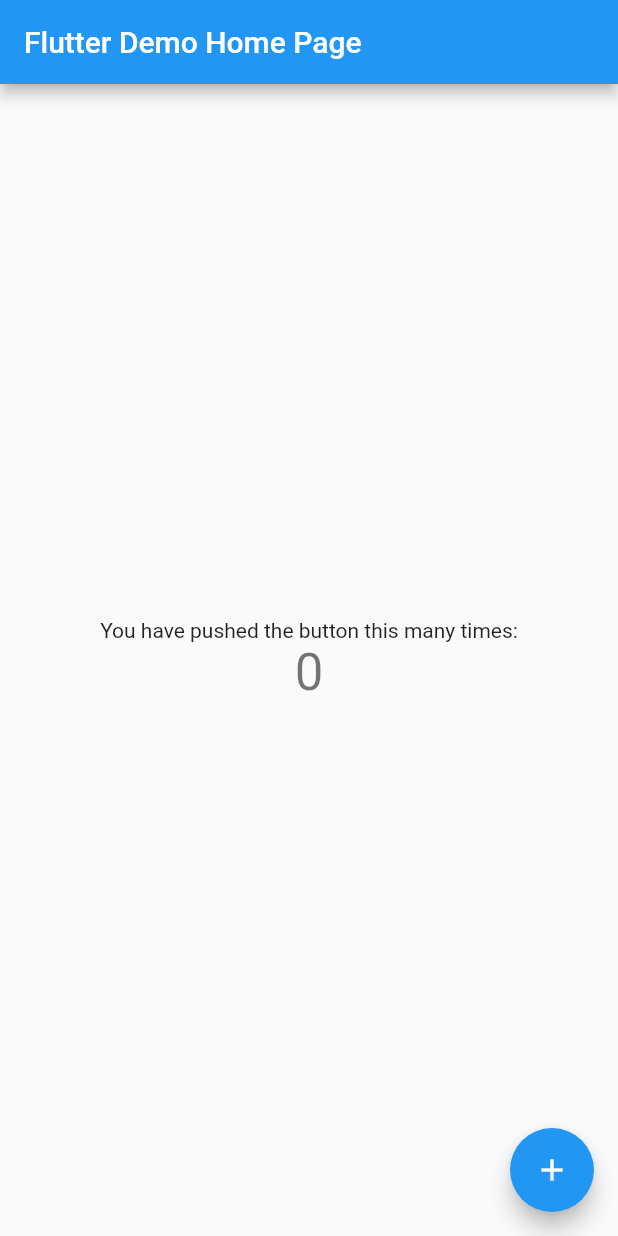
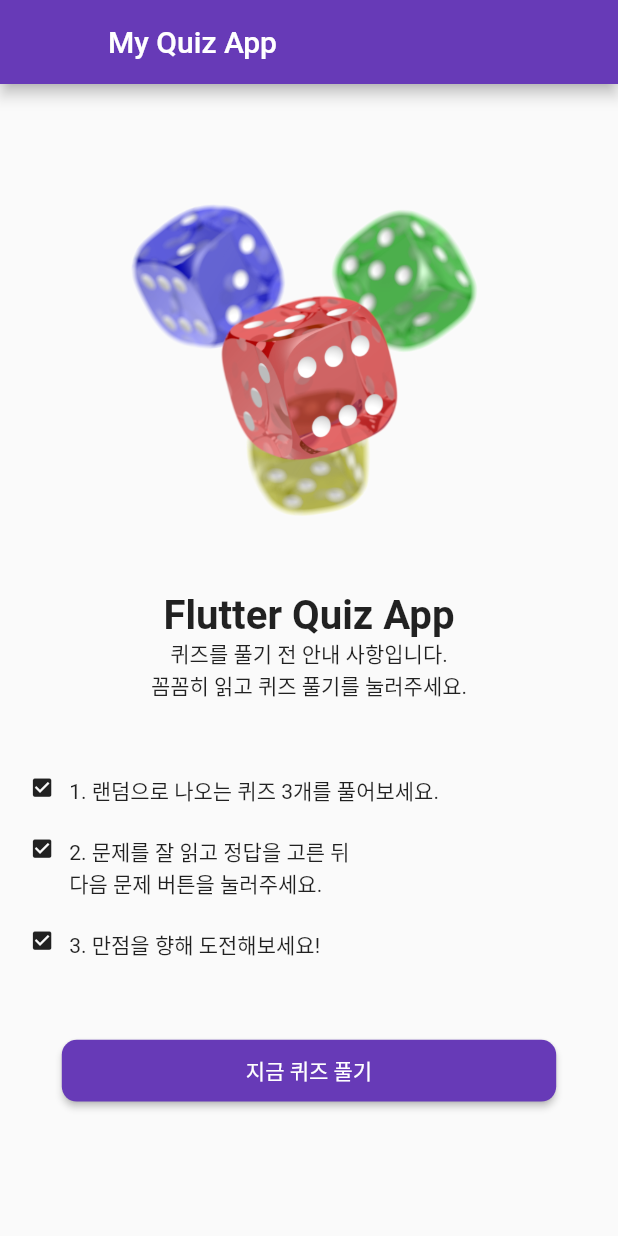
Before and after one commit to peda007/quiz_app_with_flutter, a Flutter app: the screen it shows after launch, on a phone screen of 412 x 824 dp. Run offline on Flutter 3.47's test engine with Material 2 defaults, Android fonts, the phone set to English and light mode, and no system bars; our stand-ins replace auto_size_text, flutter_swiper.

Commit message:
quiz ui created

```diff
--- a/lib/main.dart
+++ b/lib/main.dart
@@ -1,4 +1,5 @@
 import 'package:flutter/material.dart';
+import 'package:quiz_app_with_flutter/screen/screen_home.dart';
 
 void main() {
   runApp(MyApp());
@@ -9,105 +10,8 @@ class MyApp extends StatelessWidget {
   @override
   Widget build(BuildContext context) {
     return MaterialApp(
-      title: 'Flutter Demo',
-      theme: ThemeData(
-        // This is the theme of your application.
-        //
-        // Try running your application with "flutter run". You'll see the
-        // application has a blue toolbar. Then, without quitting the app, try
-        // changing the primarySwatch below to Colors.green and then invoke
-        // "hot reload" (press "r" in the console where you ran "flutter run",
-        // or simply save your changes to "hot reload" in a Flutter IDE).
-        // Notice that the counter didn't reset back to zero; the application
-        // is not restarted.
-        primarySwatch: Colors.blue,
-      ),
-      home: MyHomePage(title: 'Flutter Demo Home Page'),
+      title: 'My Quiz App',
+      home: HomeScreen(),
     );
   }
 }
-
-class MyHomePage extends StatefulWidget {
-  MyHomePage({Key key, this.title}) : super(key: key);
-
-  // This widget is the home page of your application. It is stateful, meaning
-  // that it has a State object (defined below) that contains fields that affect
-  // how it looks.
-
-  // This class is the configuration for the state. It holds the values (in this
-  // case the title) provided by the parent (in this case the App widget) and
-  // used by the build method of the State. Fields in a Widget subclass are
-  // always marked "final".
-
-  final String title;
-
-  @override
-  _MyHomePageState createState() => _MyHomePageState();
-}
-
-class _MyHomePageState extends State<MyHomePage> {
-  int _counter = 0;
-
-  void _incrementCounter() {
-    setState(() {
-      // This call to setState tells the Flutter framework that something has
-      // changed in this State, which causes it to rerun the build method below
-      // so that the display can reflect the updated values. If we changed
-      // _counter without calling setState(), then the build method would not be
-      // called again, and so nothing would appear to happen.
-      _counter++;
-    });
-  }
-
-  @override
-  Widget build(BuildContext context) {
-    // This method is rerun every time setState is called, for instance as done
-    // by the _incrementCounter method above.
-    //
-    // The Flutter framework has been optimized to make rerunning build methods
-    // fast, so that you can just rebuild anything that needs updating rather
-    // than having to individually change instances of widgets.
-    return Scaffold(
-      appBar: AppBar(
-        // Here we take the value from the MyHomePage object that was created by
-        // the App.build method, and use it to set our appbar title.
-        title: Text(widget.title),
-      ),
-      body: Center(
-        // Center is a layout widget. It takes a single child and positions it
-        // in the middle of the parent.
-        child: Column(
-          // Column is also a layout widget. It takes a list of children and
-          // arranges them vertically. By default, it sizes itself to fit its
-          // children horizontally, and tries to be as tall as its parent.
-          //
-          // Invoke "debug painting" (press "p" in the console, choose the
-          // "Toggle Debug Paint" action from the Flutter Inspector in Android
-          // Studio, or the "Toggle Debug Paint" command in Visual Studio Code)
-          // to see the wireframe for each widget.
-          //
-          // Column has various properties to control how it sizes itself and
-          // how it positions its children. Here we use mainAxisAlignment to
-          // center the children vertically; the main axis here is the vertical
-          // axis because Columns are vertical (the cross axis would be
-          // horizontal).
-          mainAxisAlignment: MainAxisAlignment.center,
-          children: <Widget>[
-            Text(
-              'You have pushed the button this many times:',
-            ),
-            Text(
-              '$_counter',
-              style: Theme.of(context).textTheme.headline4,
-            ),
-          ],
-        ),
-      ),
-      floatingActionButton: FloatingActionButton(
-        onPressed: _incrementCounter,
-        tooltip: 'Increment',
-        child: Icon(Icons.add),
-      ), // This trailing comma makes auto-formatting nicer for build methods.
-    );
-  }
-}
--- /dev/null
+++ b/lib/model/model_quiz.dart
@@ -0,0 +1,12 @@
+class Quiz {
+  String title;
+  List<String> candidates;
+  int answer;
+
+  Quiz({this.title, this.candidates, this.answer});
+
+  Quiz.fromMap(Map<String, dynamic> map)
+    : title = map['title'],
+      candidates = map['candidates'],
+      answer = map['answer'];
+}
--- /dev/null
+++ b/lib/screen/screen_home.dart
@@ -0,0 +1,139 @@
+import 'package:flutter/material.dart';
+import 'package:quiz_app_with_flutter/model/model_quiz.dart';
+import 'package:quiz_app_with_flutter/screen/screen_quiz.dart';
+
+class HomeScreen extends StatefulWidget {
+  @override
+  _HomeScreenState createState() => _HomeScreenState();
+
+}
+
+class _HomeScreenState extends State<HomeScreen> {
+  List<Quiz> quizs = [
+    Quiz.fromMap({
+      'title': 'test',
+      'candidates': ['a','b','c','d'],
+      'answer': 0
+    }),
+    Quiz.fromMap({
+      'title': 'test1',
+      'candidates': ['a','b','c','d'],
+      'answer': 1
+    }),
+    Quiz.fromMap({
+      'title': 'test2',
+      'candidates': ['a','b','c','d'],
+      'answer': 2
+    }),
+    Quiz.fromMap({
+      'title': 'test3',
+      'candidates': ['a','b','c','d'],
+      'answer': 3
+    })
+  ];
+
+  @override
+  Widget build(BuildContext context) {
+    Size screenSize = MediaQuery.of(context).size;
+    double width = screenSize.width;
+    double height = screenSize.height;
+
+    return SafeArea(
+      child: Scaffold(
+        appBar: AppBar(
+          title: Text('My Quiz App'),
+          backgroundColor: Colors.deepPurple,
+          leading: Container(),
+        ),
+        body: Column(
+          mainAxisAlignment: MainAxisAlignment.center,
+          crossAxisAlignment: CrossAxisAlignment.center,
+          children: <Widget>[
+            Center(
+              child: Image.asset(
+                'images/logo2.png',
+                width: width * 0.8,
+              ),
+            ),
+            Padding(
+              padding: EdgeInsets.all(width * 0.024)
+            ),
+            Text(
+              'Flutter Quiz App',
+              style: TextStyle(
+                fontSize: width * 0.065,
+                fontWeight: FontWeight.bold,
+              )
+            ),
+            Text(
+              '퀴즈를 풀기 전 안내 사항입니다.\n꼼꼼히 읽고 퀴즈 풀기를 눌러주세요.',
+              textAlign: TextAlign.center,
+            ),
+            Padding(
+              padding: EdgeInsets.all(width * 0.048),
+            ),
+            _buildStep(width, '1. 랜덤으로 나오는 퀴즈 3개를 풀어보세요.'),
+            _buildStep(width, '2. 문제를 잘 읽고 정답을 고른 뒤\n다음 문제 버튼을 눌러주세요.'),
+            _buildStep(width, '3. 만점을 향해 도전해보세요!'),
+            Padding(padding: EdgeInsets.all(width * 0.048)),
+            Container(
+              padding: EdgeInsets.only(bottom: width * 0.036),
+              child: Center(
+                child: ButtonTheme(
+                  minWidth: width * 0.8,
+                  height: height * 0.05,
+                  shape: RoundedRectangleBorder(
+                      borderRadius: BorderRadius.circular(10)
+                  ),
+                  child: RaisedButton(
+                    child: Text(
+                      '지금 퀴즈 풀기',
+                      style: TextStyle(
+                        color: Colors.white
+                      ),
+                    ),
+                    color: Colors.deepPurple,
+                    onPressed: () {
+                      Navigator.push(
+                        context,
+                        MaterialPageRoute(
+                          builder: (context) => QuizScreen(
+                            quizs: quizs,
+                          )
+                        )
+                      );
+                    },
+                  ),
+                ),
+              ),
+            )
+          ],
+        ),
+      ),
+    );
+  }
+
+  Widget _buildStep(double width, String title) {
+    return Container(
+      padding: EdgeInsets.fromLTRB(
+          width * 0.048,
+          width * 0.024,
+          width * 0.048,
+          width * 0.024
+      ),
+      child: Row(
+        crossAxisAlignment: CrossAxisAlignment.start,
+        children: <Widget>[
+          Icon(
+            Icons.check_box,
+            size: width * 0.04,
+          ),
+          Padding(
+            padding: EdgeInsets.only(right: width * 0.024),
+          ),
+          Text(title),
+        ],
+      ),
+    );
+  }
+}
--- a/pubspec.yaml
+++ b/pubspec.yaml
@@ -28,6 +28,8 @@ dependencies:
   # The following adds the Cupertino Icons font to your application.
   # Use with the CupertinoIcons class for iOS style icons.
   cupertino_icons: ^1.0.2
+  flutter_swiper:
+  auto_size_text:
 
 dev_dependencies:
   flutter_test:
@@ -48,6 +50,8 @@ flutter:
   # assets:
   #   - images/a_dot_burr.jpeg
   #   - images/a_dot_ham.jpeg
+  assets:
+    - images/logo2.png
 
   # An image asset can refer to one or more resolution-specific "variants", see
   # https://flutter.dev/assets-and-images/#resolution-aware.
```
Also changed, not shown: lib/screen/screen_quiz.dart (added, +163 -0 lines), lib/widget/widget_candidate.dart (added, +50 -0 lines), images/logo2.png (added), pubspec.lock.
